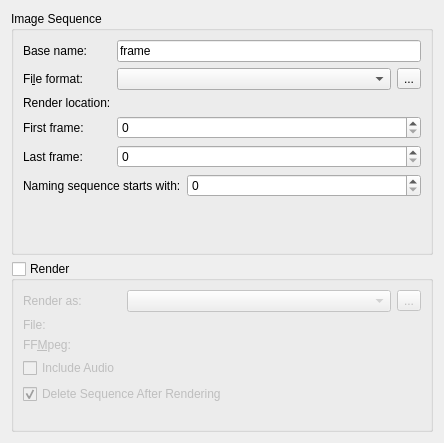
The window that plugins/extensions/animationrenderer/wdg_animationrenderer.ui (KDE/krita) describes before a commit, drawn with Qt 5.
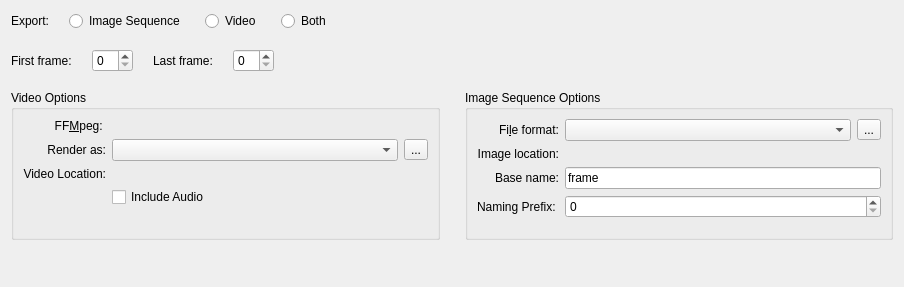
The same window after the commit. Custom widgets are drawn as their Qt base class.

Commit message: updated the UI on Render Animation so the options change by export type

```diff
--- a/plugins/extensions/animationrenderer/wdg_animationrenderer.ui
+++ b/plugins/extensions/animationrenderer/wdg_animationrenderer.ui
@@ -6,185 +6,161 @@
    <rect>
     <x>0</x>
     <y>0</y>
-    <width>444</width>
-    <height>443</height>
+    <width>904</width>
+    <height>287</height>
    </rect>
   </property>
+  <property name="sizePolicy">
+   <sizepolicy hsizetype="MinimumExpanding" vsizetype="Minimum">
+    <horstretch>0</horstretch>
+    <verstretch>0</verstretch>
+   </sizepolicy>
+  </property>
   <property name="windowTitle">
    <string>AnimationRenderer Image</string>
   </property>
-  <layout class="QGridLayout" name="gridLayout">
-   <item row="0" column="0">
-    <widget class="QGroupBox" name="groupBox">
-     <property name="title">
+  <layout class="QVBoxLayout" name="verticalLayout_3">
+   <property name="spacing">
+    <number>18</number>
+   </property>
+   <item>
+    <layout class="QHBoxLayout" name="horizontalLayout_4">
+     <property name="spacing">
+      <number>20</number>
+     </property>
+     <property name="rightMargin">
+      <number>0</number>
+     </property>
+     <item>
+      <widget class="QLabel" name="label_10">
+       <property name="text">
+        <string>Export:</string>
+       </property>
+      </widget>
+     </item>
+     <item>
+      <widget class="QRadioButton" name="shouldExportOnlyImageSequence">
+       <property name="text">
       <string>Image Sequence</string>
      </property>
-     <layout class="QFormLayout" name="formLayout">
-      <item row="0" column="0">
-       <widget class="QLabel" name="label">
-        <property name="text">
-         <string>Base name:</string>
-        </property>
-       </widget>
-      </item>
-      <item row="0" column="1">
-       <widget class="QLineEdit" name="txtBasename">
+      </widget>
+     </item>
+     <item>
+      <widget class="QRadioButton" name="shouldExportOnlyVideo">
         <property name="text">
-         <string>frame</string>
+        <string>Video</string>
         </property>
        </widget>
       </item>
-      <item row="1" column="0">
-       <widget class="QLabel" name="label_8">
+     <item>
+      <widget class="QRadioButton" name="shouldExportAll">
         <property name="text">
-         <string>Fi&amp;le format:</string>
-        </property>
-        <property name="buddy">
-         <cstring>label_8</cstring>
-        </property>
-       </widget>
-      </item>
-      <item row="1" column="1">
-       <layout class="QHBoxLayout" name="horizontalLayout_2">
+        <string>Both</string>
+       </property>
+      </widget>
+     </item>
         <item>
-         <widget class="QComboBox" name="cmbMimetype">
-          <property name="sizePolicy">
-           <sizepolicy hsizetype="Preferred" vsizetype="Fixed">
-            <horstretch>2</horstretch>
-            <verstretch>0</verstretch>
-           </sizepolicy>
-          </property>
-          <property name="toolTip">
-           <string>Select the file format for the image sequence. If you want to render to video or animated gif, you can only select PNG</string>
-          </property>
-         </widget>
-        </item>
-        <item>
-         <widget class="QToolButton" name="bnExportOptions">
-          <property name="toolTip">
-           <string>Select the frame export options</string>
-          </property>
-          <property name="text">
-           <string>...</string>
-          </property>
-         </widget>
+      <spacer name="horizontalSpacer">
+       <property name="orientation">
+        <enum>Qt::Horizontal</enum>
+       </property>
+       <property name="sizeHint" stdset="0">
+        <size>
+         <width>40</width>
+         <height>20</height>
+        </size>
+       </property>
+      </spacer>
         </item>
        </layout>
       </item>
-      <item row="2" column="0">
-       <widget class="QLabel" name="label_2">
-        <property name="text">
-         <string>Render location:</string>
-        </property>
-       </widget>
-      </item>
-      <item row="2" column="1">
-       <widget class="KisFileNameRequester" name="dirRequester" native="true">
-        <property name="sizePolicy">
-         <sizepolicy hsizetype="Preferred" vsizetype="Preferred">
-          <horstretch>1</horstretch>
-          <verstretch>0</verstretch>
-         </sizepolicy>
-        </property>
-       </widget>
-      </item>
-      <item row="3" column="0">
+   <item>
+    <layout class="QHBoxLayout" name="horizontalLayout">
+     <property name="spacing">
+      <number>20</number>
+     </property>
+     <item>
        <widget class="QLabel" name="label_3">
         <property name="text">
          <string>First frame:</string>
         </property>
        </widget>
       </item>
-      <item row="3" column="1">
+     <item>
        <widget class="QSpinBox" name="intStart">
         <property name="sizePolicy">
-         <sizepolicy hsizetype="Minimum" vsizetype="Fixed">
+        <sizepolicy hsizetype="Fixed" vsizetype="Fixed">
           <horstretch>1</horstretch>
           <verstretch>0</verstretch>
          </sizepolicy>
         </property>
        </widget>
       </item>
-      <item row="4" column="0">
+     <item>
        <widget class="QLabel" name="label_4">
         <property name="text">
          <string>Last frame:</string>
         </property>
        </widget>
       </item>
-      <item row="4" column="1">
+     <item>
        <widget class="QSpinBox" name="intEnd">
         <property name="sizePolicy">
-         <sizepolicy hsizetype="Minimum" vsizetype="Fixed">
+        <sizepolicy hsizetype="Fixed" vsizetype="Fixed">
           <horstretch>1</horstretch>
           <verstretch>0</verstretch>
          </sizepolicy>
         </property>
        </widget>
       </item>
-      <item row="5" column="0" colspan="2">
-       <layout class="QHBoxLayout" name="horizontalLayout">
         <item>
-         <widget class="QLabel" name="label_5">
-          <property name="text">
-           <string>Naming sequence starts with:</string>
-          </property>
-         </widget>
-        </item>
-        <item>
-         <widget class="QSpinBox" name="sequenceStart">
-          <property name="sizePolicy">
-           <sizepolicy hsizetype="Minimum" vsizetype="Fixed">
-            <horstretch>1</horstretch>
-            <verstretch>0</verstretch>
-           </sizepolicy>
-          </property>
-         </widget>
-        </item>
-       </layout>
-      </item>
-      <item row="6" column="0" colspan="2">
-       <spacer name="verticalSpacer_2">
+      <spacer name="horizontalSpacer_2">
         <property name="orientation">
-         <enum>Qt::Vertical</enum>
+        <enum>Qt::Horizontal</enum>
         </property>
         <property name="sizeHint" stdset="0">
          <size>
-          <width>20</width>
-          <height>40</height>
+         <width>40</width>
+         <height>20</height>
          </size>
         </property>
        </spacer>
       </item>
      </layout>
-    </widget>
    </item>
-   <item row="1" column="0">
-    <widget class="QGroupBox" name="grpRender">
+   <item>
+    <layout class="QHBoxLayout" name="horizontalLayout_5">
+     <property name="spacing">
+      <number>25</number>
+     </property>
+     <item>
+      <widget class="QGroupBox" name="videoOptionsGroup">
      <property name="sizePolicy">
       <sizepolicy hsizetype="Preferred" vsizetype="Preferred">
        <horstretch>0</horstretch>
-       <verstretch>1</verstretch>
+         <verstretch>0</verstretch>
       </sizepolicy>
      </property>
      <property name="title">
-      <string>Render</string>
-     </property>
-     <property name="checkable">
-      <bool>true</bool>
-     </property>
-     <property name="checked">
-      <bool>false</bool>
-     </property>
-     <layout class="QFormLayout" name="formLayout_2">
-      <item row="0" column="0">
+        <string>Video Options</string>
+       </property>
+       <layout class="QVBoxLayout" name="verticalLayout">
+        <item>
+         <layout class="QGridLayout" name="gridLayout">
+          <item row="1" column="0">
        <widget class="QLabel" name="label_6">
         <property name="text">
          <string>Render as:</string>
         </property>
+            <property name="alignment">
+             <set>Qt::AlignRight|Qt::AlignTrailing|Qt::AlignVCenter</set>
+            </property>
        </widget>
       </item>
       <item row="0" column="1">
+           <widget class="KisFileNameRequester" name="ffmpegLocation" native="true"/>
+          </item>
+          <item row="1" column="1">
        <layout class="QHBoxLayout" name="horizontalLayout_3">
         <item>
          <widget class="QComboBox" name="cmbRenderType"/>
@@ -201,14 +177,17 @@
         </item>
        </layout>
       </item>
-      <item row="1" column="0">
+          <item row="2" column="0">
        <widget class="QLabel" name="label_7">
         <property name="text">
-         <string>File:</string>
+             <string>Video Location:</string>
+            </property>
+            <property name="alignment">
+             <set>Qt::AlignRight|Qt::AlignTrailing|Qt::AlignVCenter</set>
         </property>
        </widget>
       </item>
-      <item row="1" column="1">
+          <item row="2" column="1">
        <widget class="KisFileNameRequester" name="videoFilename" native="true">
         <property name="sizePolicy">
          <sizepolicy hsizetype="Preferred" vsizetype="Preferred">
@@ -218,53 +197,197 @@
         </property>
        </widget>
       </item>
-      <item row="2" column="0">
+          <item row="0" column="0">
        <widget class="QLabel" name="label_9">
         <property name="text">
          <string>FF&amp;Mpeg: </string>
         </property>
+            <property name="alignment">
+             <set>Qt::AlignRight|Qt::AlignTrailing|Qt::AlignVCenter</set>
+            </property>
         <property name="buddy">
          <cstring>ffmpegLocation</cstring>
         </property>
        </widget>
       </item>
-      <item row="2" column="1">
-       <widget class="KisFileNameRequester" name="ffmpegLocation" native="true"/>
-      </item>
-      <item row="4" column="0" colspan="2">
-       <widget class="QCheckBox" name="chkDeleteSequence">
-        <property name="text">
-         <string>Delete Sequence After Rendering</string>
-        </property>
-        <property name="checked">
-         <bool>true</bool>
-        </property>
-       </widget>
-      </item>
-      <item row="5" column="0">
-       <spacer name="verticalSpacer">
-        <property name="orientation">
-         <enum>Qt::Vertical</enum>
-        </property>
-        <property name="sizeHint" stdset="0">
-         <size>
-          <width>20</width>
-          <height>40</height>
-         </size>
-        </property>
-       </spacer>
-      </item>
-      <item row="3" column="0">
+          <item row="3" column="1">
        <widget class="QCheckBox" name="chkIncludeAudio">
+            <property name="sizePolicy">
+             <sizepolicy hsizetype="Preferred" vsizetype="Fixed">
+              <horstretch>0</horstretch>
+              <verstretch>0</verstretch>
+             </sizepolicy>
+            </property>
         <property name="text">
          <string>Include Audio</string>
         </property>
        </widget>
       </item>
      </layout>
-    </widget>
-   </item>
-  </layout>
+        </item>
+        <item>
+         <spacer name="verticalSpacer_2">
+          <property name="orientation">
+           <enum>Qt::Vertical</enum>
+          </property>
+          <property name="sizeHint" stdset="0">
+           <size>
+            <width>20</width>
+            <height>10</height>
+           </size>
+          </property>
+         </spacer>
+        </item>
+       </layout>
+      </widget>
+     </item>
+     <item>
+      <widget class="QGroupBox" name="imageSequenceOptionsGroup">
+       <property name="title">
+        <string>Image Sequence Options</string>
+       </property>
+       <layout class="QVBoxLayout" name="verticalLayout_2">
+        <item>
+         <layout class="QGridLayout" name="gridLayout_2">
+          <item row="2" column="0">
+           <widget class="QLabel" name="label">
+            <property name="sizePolicy">
+             <sizepolicy hsizetype="Preferred" vsizetype="Preferred">
+              <horstretch>0</horstretch>
+              <verstretch>0</verstretch>
+             </sizepolicy>
+            </property>
+            <property name="text">
+             <string>Base name:</string>
+            </property>
+            <property name="alignment">
+             <set>Qt::AlignRight|Qt::AlignTrailing|Qt::AlignVCenter</set>
+            </property>
+           </widget>
+          </item>
+          <item row="0" column="1">
+           <layout class="QHBoxLayout" name="horizontalLayout_2">
+            <item>
+             <widget class="QComboBox" name="cmbMimetype">
+              <property name="sizePolicy">
+               <sizepolicy hsizetype="Preferred" vsizetype="Fixed">
+                <horstretch>2</horstretch>
+                <verstretch>0</verstretch>
+               </sizepolicy>
+              </property>
+              <property name="toolTip">
+               <string>Select the file format for the image sequence. If you want to render to video or animated gif, you can only select PNG</string>
+              </property>
+             </widget>
+            </item>
+            <item>
+             <widget class="QToolButton" name="bnExportOptions">
+              <property name="toolTip">
+               <string>Select the frame export options</string>
+              </property>
+              <property name="text">
+               <string>...</string>
+              </property>
+             </widget>
+            </item>
+           </layout>
+          </item>
+          <item row="1" column="1">
+           <widget class="KisFileNameRequester" name="dirRequester" native="true">
+            <property name="sizePolicy">
+             <sizepolicy hsizetype="Preferred" vsizetype="Preferred">
+              <horstretch>1</horstretch>
+              <verstretch>0</verstretch>
+             </sizepolicy>
+            </property>
+           </widget>
+          </item>
+          <item row="0" column="0">
+           <widget class="QLabel" name="label_8">
+            <property name="text">
+             <string>Fi&amp;le format:</string>
+            </property>
+            <property name="alignment">
+             <set>Qt::AlignRight|Qt::AlignTrailing|Qt::AlignVCenter</set>
+            </property>
+            <property name="buddy">
+             <cstring>label_8</cstring>
+            </property>
+           </widget>
+          </item>
+          <item row="3" column="1">
+           <widget class="QSpinBox" name="sequenceStart">
+            <property name="sizePolicy">
+             <sizepolicy hsizetype="Preferred" vsizetype="Fixed">
+              <horstretch>1</horstretch>
+              <verstretch>0</verstretch>
+             </sizepolicy>
+            </property>
+           </widget>
+          </item>
+          <item row="1" column="0">
+           <widget class="QLabel" name="label_2">
+            <property name="text">
+             <string>Image location:</string>
+            </property>
+            <property name="alignment">
+             <set>Qt::AlignRight|Qt::AlignTrailing|Qt::AlignVCenter</set>
+            </property>
+           </widget>
+          </item>
+          <item row="2" column="1">
+           <widget class="QLineEdit" name="txtBasename">
+            <property name="text">
+             <string>frame</string>
+            </property>
+           </widget>
+          </item>
+          <item row="3" column="0">
+           <widget class="QLabel" name="label_5">
+            <property name="text">
+             <string>Naming Prefix:</string>
+            </property>
+           </widget>
+          </item>
+         </layout>
+        </item>
+        <item>
+         <spacer name="verticalSpacer_3">
+          <property name="orientation">
+           <enum>Qt::Vertical</enum>
+          </property>
+          <property name="sizeHint" stdset="0">
+           <size>
+            <width>20</width>
+            <height>10</height>
+           </size>
+          </property>
+         </spacer>
+        </item>
+       </layout>
+      </widget>
+     </item>
+    </layout>
+   </item>
+   <item>
+    <spacer name="verticalSpacer">
+     <property name="orientation">
+      <enum>Qt::Vertical</enum>
+     </property>
+     <property name="sizeHint" stdset="0">
+      <size>
+       <width>20</width>
+       <height>10</height>
+      </size>
+     </property>
+    </spacer>
+   </item>
+  </layout>
+  <zorder>shouldExportOnlyImageSequence</zorder>
+  <zorder>horizontalLayoutWidget</zorder>
+  <zorder>horizontalLayoutWidget_2</zorder>
+  <zorder>verticalSpacer</zorder>
+  <zorder>horizontalLayoutWidget_3</zorder>
  </widget>
  <customwidgets>
   <customwidget>
```
Left out of the diff: 6 changed lines with no effect on the pictures. Lines whose indentation alone changed are shown as unchanged. The commit also changes 3 other files.
